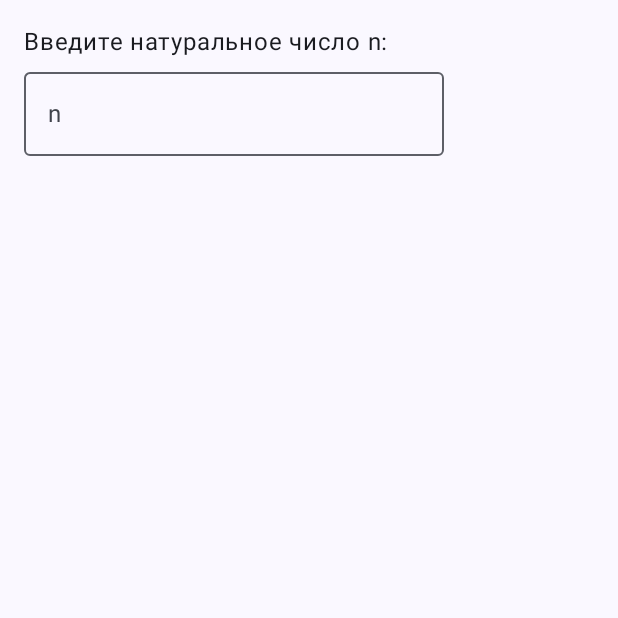
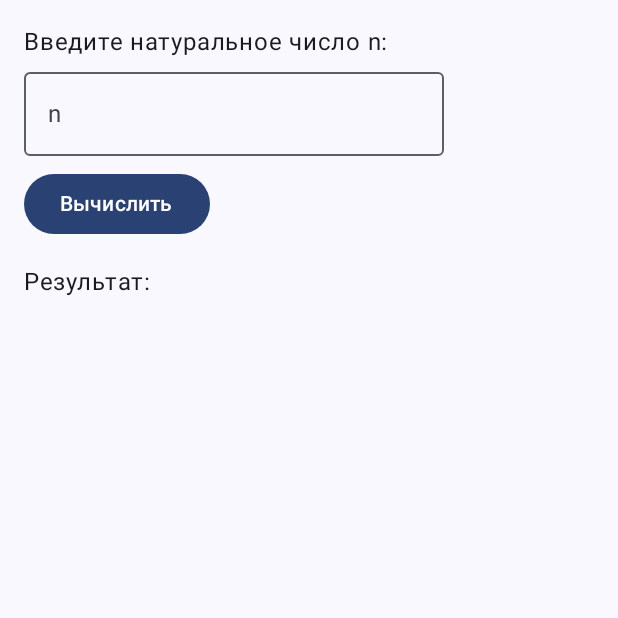
Before and after one commit to Jelly9996/4, an Android app built with Jetpack Compose: the screen it shows after launch (MainActivity), on a phone screen of 412 x 824 dp, the top half of it. Run offline under Robolectric (Android 15) with nearby library versions, the phone set to English and light mode, and no system bars.

Commit message:
Button and field

```diff
--- a/app/src/main/java/com/example/a4/MainActivity.kt
+++ b/app/src/main/java/com/example/a4/MainActivity.kt
@@ -6,6 +6,7 @@ import androidx.activity.compose.setContent
 import androidx.activity.enableEdgeToEdge
 import androidx.compose.foundation.layout.fillMaxSize
 import androidx.compose.foundation.layout.padding
+import androidx.compose.material3.Button
 import androidx.compose.material3.OutlinedTextField
 import androidx.compose.material3.Scaffold
 import androidx.compose.material3.Text
@@ -37,12 +38,26 @@ class MainActivity : ComponentActivity() {
 @Composable
 fun Lab3Screen(modifier: Modifier = Modifier) {
     var nText by remember { mutableStateOf("") }
+    var resultText by remember { mutableStateOf("Результат:") }
     Column(modifier = modifier.padding(16.dp)) {
         Text(text = "Введите натуральное число n:")
         OutlinedTextField(
             value = nText,
             onValueChange = { nText = it },
             label = { Text("n") }
+        )
+        Button(
+            onClick = {
+                resultText = "n = $nText"
+                 },
+            modifier = Modifier.padding(top = 8.dp)
+                   ) {
+            Text("Вычислить")
+        }
+
+        Text(
+            text = resultText,
+            modifier = Modifier.padding(top = 16.dp)
         )
     }
 }
```
